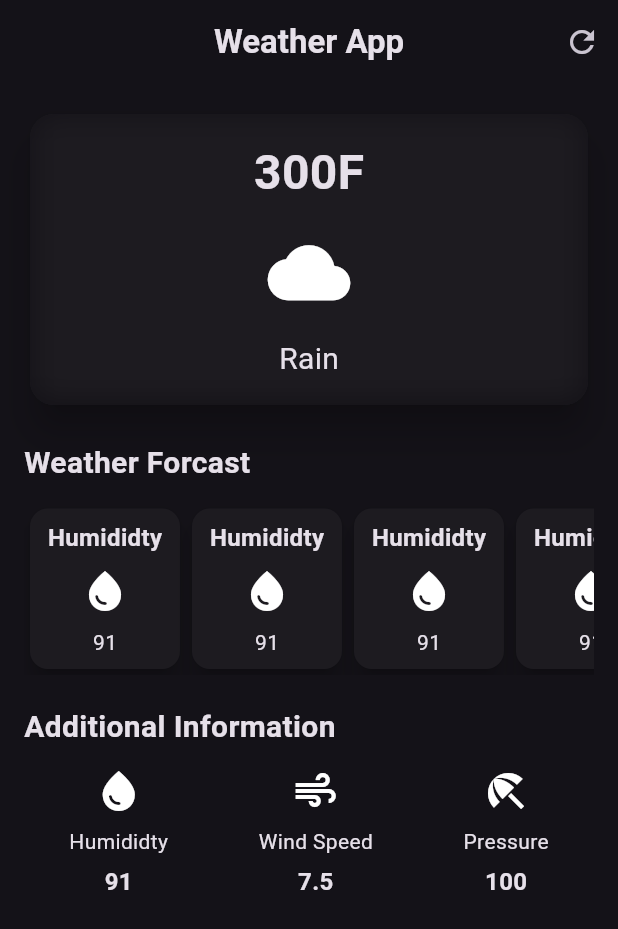
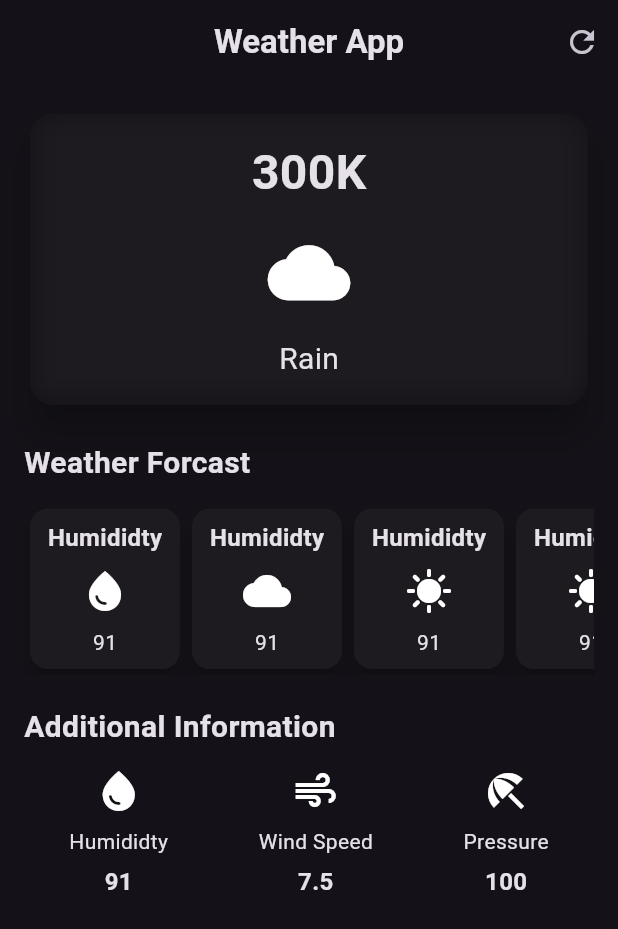
Before and after one commit to anshika9946/weather-app, a Flutter app: the screen it shows after launch, on a phone screen of 412 x 824 dp. Shown: the top 929 px of the screen. Run offline on Flutter 3.47's test engine with Material 3 defaults, Android fonts, the phone set to English and light mode, and no system bars; our stand-ins replace flutter_dotenv; network calls fail.

Commit message:
weather api setup

```diff
--- a/lib/weather_screen.dart
+++ b/lib/weather_screen.dart
@@ -3,9 +3,32 @@ import "dart:ui";
 import "package:flutter/material.dart";
 import "package:weatherapp/additional_info_item.dart";
 import "package:weatherapp/hourly_forecast_item.dart";
+import 'package:flutter_dotenv/flutter_dotenv.dart';
+import 'package:http/http.dart' as http;
 
-class WeatherScreen extends StatelessWidget {
+class WeatherScreen extends StatefulWidget {
   const WeatherScreen({super.key});
+
+  @override
+  State<WeatherScreen> createState() => _WeatherScreenState();
+}
+
+class _WeatherScreenState extends State<WeatherScreen> {
+  @override
+  void initState() {
+    super.initState();
+    getCurrentWeather();
+  }
+
+  Future getCurrentWeather() async {
+    String cityName = 'Ghaziabad';
+    String? apiKey = dotenv.env['openWeatherAPIKey'];
+    final res = await http.get(
+      Uri.parse(
+          'https://api.openweathermap.org/data/2.5/weather?q=$cityName,uk&APPID=$apiKey'),
+    );
+    print(res.body);
+  }
 
   @override
   Widget build(BuildContext context) {
@@ -45,7 +68,7 @@ class WeatherScreen extends StatelessWidget {
                       child: Column(
                         children: [
                           Text(
-                            '300F',
+                            '300K',
                             style: TextStyle(
                               fontSize: 32,
                               fontWeight: FontWeight.bold,
@@ -93,22 +116,22 @@ class WeatherScreen extends StatelessWidget {
                     value: '91',
                   ),
                   HourlyForecastItem(
-                    icon: Icons.water_drop,
+                    icon: Icons.cloud,
                     degree: 'Humididty',
                     value: '91',
                   ),
                   HourlyForecastItem(
-                    icon: Icons.water_drop,
+                    icon: Icons.sunny,
                     degree: 'Humididty',
                     value: '91',
                   ),
                   HourlyForecastItem(
-                    icon: Icons.water_drop,
+                    icon: Icons.sunny,
                     degree: 'Humididty',
                     value: '91',
                   ),
                   HourlyForecastItem(
-                    icon: Icons.water_drop,
+                    icon: Icons.cloud,
                     degree: 'Humididty',
                     value: '91',
                   ),
--- a/pubspec.yaml
+++ b/pubspec.yaml
@@ -30,11 +30,13 @@ environment:
 dependencies:
   flutter:
     sdk: flutter
+  http: ^1.2.2
 
 
   # The following adds the Cupertino Icons font to your application.
   # Use with the CupertinoIcons class for iOS style icons.
   cupertino_icons: ^1.0.6
+  flutter_dotenv: ^5.1.0
 
 dev_dependencies:
   flutter_test:
```
Also changed, not shown: pubspec.lock, 1 other file.
